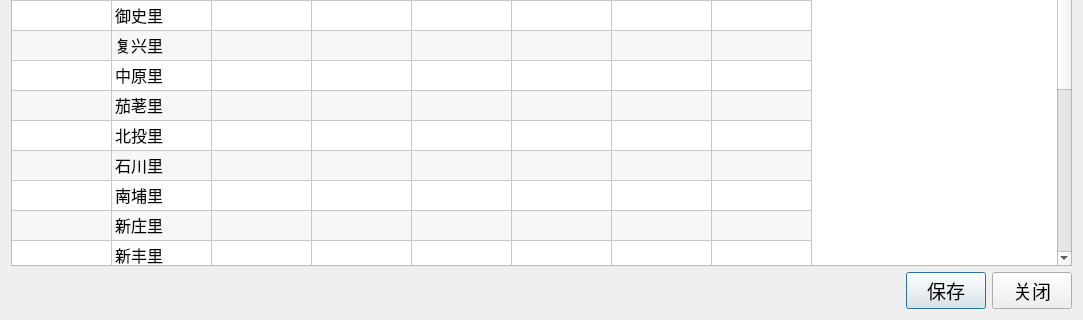
Old version of the form ui/page_elements/zone_detail_page/Detailpage.ui in the repository ArcherLuo233/election-s-prediction; both pictures show x 0 to 1083 and y 465 to 785 of the 1083 by 785 pixel window.
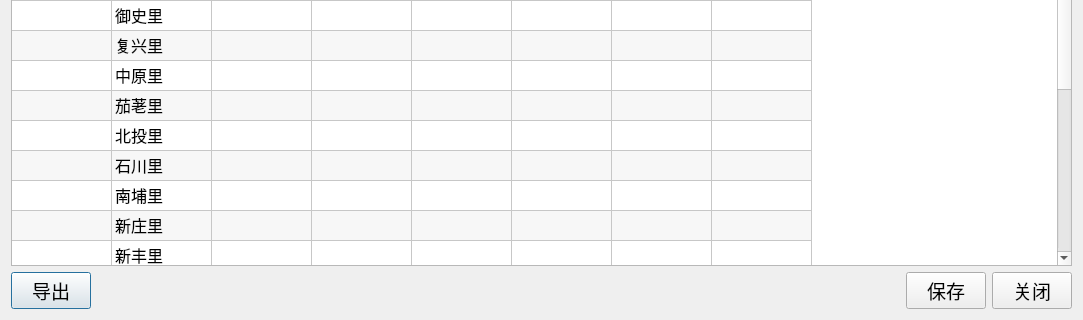
New version of the form.

Commit message: 选区导出功能

The edit to the form file:
```diff
--- a/ui/page_elements/zone_detail_page/Detailpage.ui
+++ b/ui/page_elements/zone_detail_page/Detailpage.ui
@@ -506,6 +506,22 @@
    </item>
    <item>
     <layout class="QHBoxLayout" name="horizontalLayout">
+           <item>
+               <widget class="QPushButton" name="btn_export">
+                   <property name="font">
+                       <font>
+                           <family>黑体</family>
+                           <pointsize>14</pointsize>
+                       </font>
+                   </property>
+                   <property name="cursor">
+                       <cursorShape>PointingHandCursor</cursorShape>
+                   </property>
+                   <property name="text">
+                       <string>导出</string>
+                   </property>
+               </widget>
+           </item>
      <item>
       <spacer name="horizontalSpacer">
        <property name="orientation">
```
Lines whose indentation alone changed are shown as unchanged. The commit also changes 7 other files.
